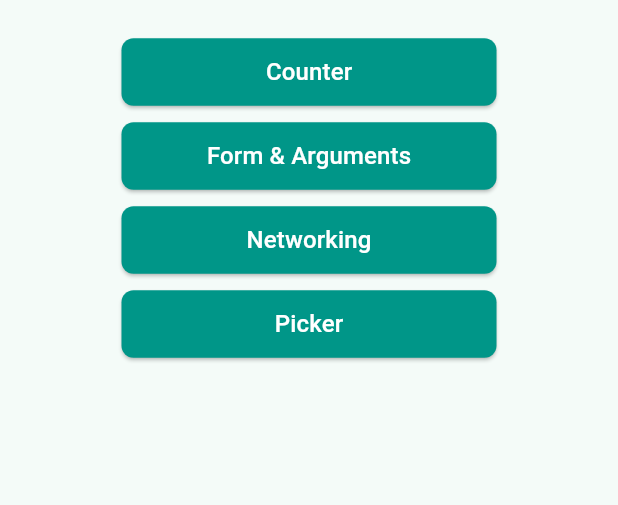
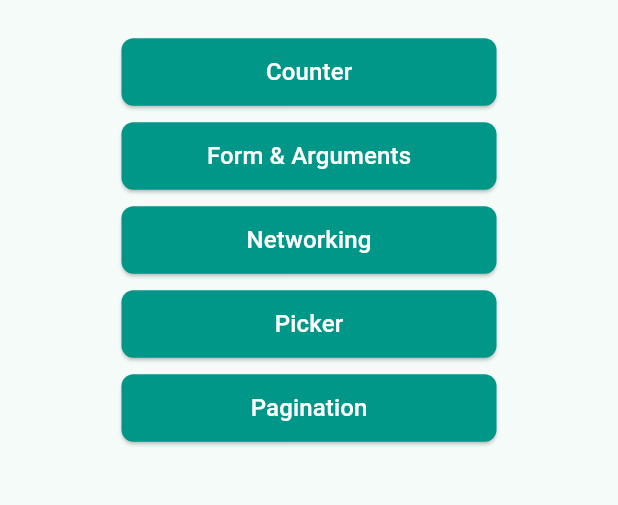
Before and after one commit to yoesuv/Riverpod-Playground, a Flutter app: the screen it shows after launch, on a phone screen of 412 x 824 dp, the part 84-589 px from its top. Run offline on Flutter 3.47's test engine with Material 2 defaults, Android fonts, the phone set to English and light mode, and no system bars; our stand-ins replace device_info_plus, dio, email_validator, flutter_riverpod, formz, freezed_annotation and 4 more.

Commit message:
:newspaper: create pagination screen

```diff
--- a/lib/src/core/route/app_route.dart
+++ b/lib/src/core/route/app_route.dart
@@ -6,6 +6,7 @@ import 'package:riverpod_playground/src/menu/form/form_result_screen.dart';
 import 'package:riverpod_playground/src/menu/form/form_screen.dart';
 import 'package:riverpod_playground/src/menu/home_screen.dart';
 import 'package:riverpod_playground/src/menu/networking/networking_screen.dart';
+import 'package:riverpod_playground/src/menu/pagination/pagination_screen.dart';
 import 'package:riverpod_playground/src/menu/picker/picker_screen.dart';
 
 final navigatorKey = GlobalKey<NavigatorState>();
@@ -42,6 +43,10 @@ final routerProvider = Provider<GoRouter>((ref) {
         path: PickerScreen.routeName,
         builder: (context, state) => const PickerScreen(),
       ),
+      GoRoute(
+        path: PaginationScreen.routeName,
+        builder: (context, state) => const PaginationScreen(),
+      ),
     ],
   );
 });
--- a/lib/src/menu/home_screen.dart
+++ b/lib/src/menu/home_screen.dart
@@ -3,6 +3,7 @@ import 'package:go_router/go_router.dart';
 import 'package:riverpod_playground/src/menu/counter/counter_screen.dart';
 import 'package:riverpod_playground/src/menu/form/form_screen.dart';
 import 'package:riverpod_playground/src/menu/networking/networking_screen.dart';
+import 'package:riverpod_playground/src/menu/pagination/pagination_screen.dart';
 import 'package:riverpod_playground/src/menu/picker/picker_screen.dart';
 import 'package:riverpod_playground/src/widgets/my_button.dart';
 import 'package:riverpod_playground/src/widgets/title_app_bar.dart';
@@ -61,6 +62,15 @@ class HomeScreen extends StatelessWidget {
                     },
                   ),
                 ),
+                const SizedBox(height: 8),
+                Center(
+                  child: MyButton(
+                    label: 'Pagination',
+                    onPressed: () {
+                      context.push(PaginationScreen.routeName);
+                    },
+                  ),
+                ),
               ],
             ),
           ),
--- /dev/null
+++ b/lib/src/menu/pagination/pagination_screen.dart
@@ -0,0 +1,22 @@
+import 'package:flutter/material.dart';
+import 'package:riverpod_playground/src/widgets/title_app_bar.dart';
+
+class PaginationScreen extends StatelessWidget {
+  static const routeName = '/pagination';
+  const PaginationScreen({super.key});
+
+  @override
+  Widget build(BuildContext context) {
+    return Scaffold(
+      appBar: AppBar(
+        backgroundColor: Colors.teal,
+        title: const TitleAppBar(
+          label: 'Pagination',
+        ),
+      ),
+      body: Center(
+        child: Text('Pagination Screen'),
+      ),
+    );
+  }
+}
```
